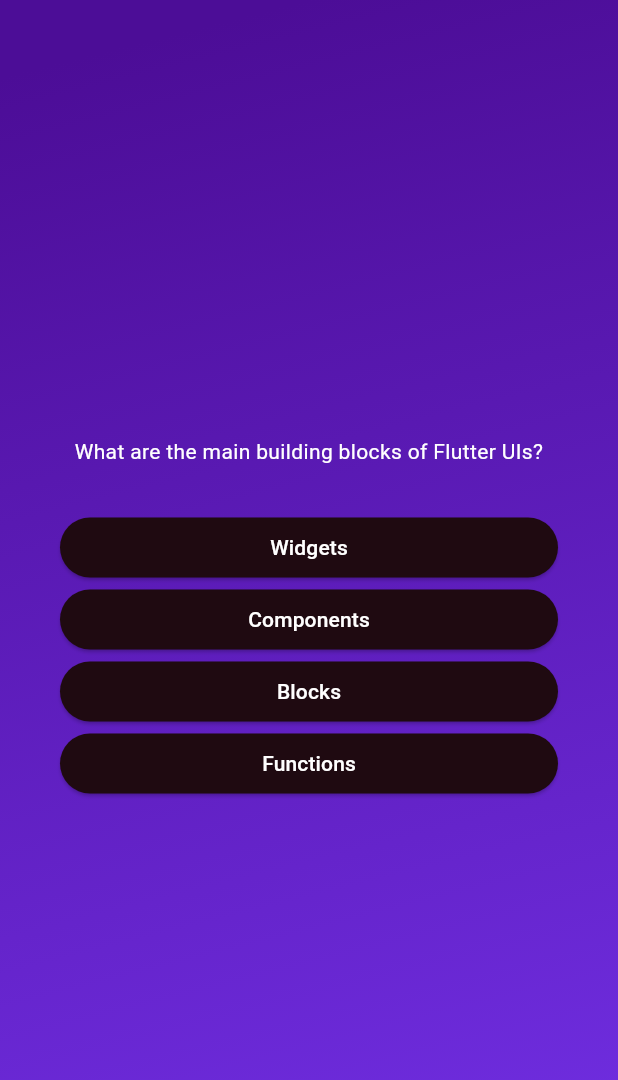
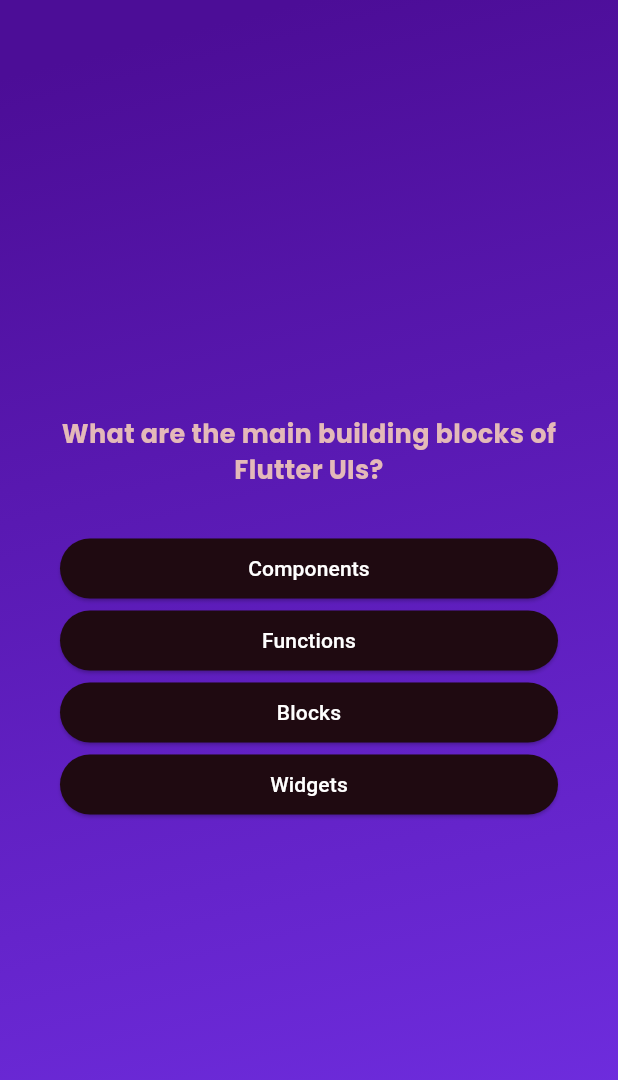
Before and after one commit to JavidIbra/flutter_quizz_app, a Flutter app: the screen it shows after launch, after a tap on "Start Quiz", on a phone screen of 412 x 824 dp. Shown: the top 1080 px of the screen. Run offline on Flutter 3.47's test engine with Material 3 defaults, Android fonts, the phone set to English and light mode, and no system bars; our stand-ins replace google_fonts.

Commit message:
last changes

```diff
--- a/lib/answer_button.dart
+++ b/lib/answer_button.dart
@@ -9,13 +9,16 @@ class AnswerButton extends StatelessWidget {
   @override
   Widget build(BuildContext context) {
     return ElevatedButton(
-        onPressed: onTap,
-        style: ElevatedButton.styleFrom(
-          backgroundColor: const Color.fromARGB(255, 31, 10, 17),
-          foregroundColor: Colors.white,
-          shape:
-              RoundedRectangleBorder(borderRadius: BorderRadius.circular(20)),
-        ),
-        child: Text(answerText));
+      onPressed: onTap,
+      style: ElevatedButton.styleFrom(
+        backgroundColor: const Color.fromARGB(255, 31, 10, 17),
+        foregroundColor: Colors.white,
+        shape: RoundedRectangleBorder(borderRadius: BorderRadius.circular(20)),
+      ),
+      child: Text(
+        answerText,
+        textAlign: TextAlign.center,
+      ),
+    );
   }
 }
--- a/lib/screens/questions_screen.dart
+++ b/lib/screens/questions_screen.dart
@@ -1,6 +1,7 @@
 import 'package:flutter/material.dart';
 import 'package:flutter_quizz_app/answer_button.dart';
 import 'package:flutter_quizz_app/data/questions.dart';
+import 'package:google_fonts/google_fonts.dart';
 
 class QuestionsScreen extends StatefulWidget {
   const QuestionsScreen({super.key});
@@ -10,9 +11,18 @@ class QuestionsScreen extends StatefulWidget {
 }
 
 class _QuestionScreenState extends State<QuestionsScreen> {
+  var currentQuestionIndex = 0;
+
+  void answerQuestion() {
+    // currentQuestionIndex = currentQuestionIndex + 1;
+    setState(() {
+      currentQuestionIndex++;
+    });
+  }
+
   @override
   Widget build(context) {
-    final currentQuestion = questions[0];
+    final currentQuestion = questions[currentQuestionIndex];
 
     return SizedBox(
       width: double.infinity,
@@ -25,17 +35,18 @@ class _QuestionScreenState extends State<QuestionsScreen> {
             Text(
               textAlign: TextAlign.center,
               currentQuestion.text,
-              style: const TextStyle(color: Colors.white),
+              // style: const TextStyle(color: Colors.white, fontSize: 17),
+              style: GoogleFonts.poppins(
+                  color: const Color.fromARGB(255, 228, 185, 185),
+                  fontSize: 17,
+                  fontWeight: FontWeight.bold),
             ),
             const SizedBox(
               height: 30,
             ),
-            ...currentQuestion.answers.map((e) {
-              return AnswerButton(e, () {});
+            ...currentQuestion.getShuffledAnswers().map((e) {
+              return AnswerButton(e, answerQuestion);
             }),
-            // AnswerButton(currentQuestion.answers[1], () {}),
-            // AnswerButton(currentQuestion.answers[2], () {}),
-            // AnswerButton(currentQuestion.answers[3], () {}),
           ],
         ),
       ),
--- a/lib/screens/start_screen.dart
+++ b/lib/screens/start_screen.dart
@@ -1,4 +1,5 @@
 import 'package:flutter/material.dart';
+import 'package:google_fonts/google_fonts.dart';
 
 class MyApp extends StatelessWidget {
   const MyApp(this.startQuiz, {super.key});
@@ -23,11 +24,11 @@ class MyApp extends StatelessWidget {
           const SizedBox(
             height: 80,
           ),
-          const Text(
+          Text(
             "Learn Flutter the fun way!",
-            style: TextStyle(
+            style: GoogleFonts.lato(
               fontSize: 22,
-              color: Colors.white,
+              color: const Color.fromARGB(255, 221, 158, 158),
             ),
           ),
           const SizedBox(
--- a/pubspec.yaml
+++ b/pubspec.yaml
@@ -35,6 +35,7 @@ dependencies:
   # The following adds the Cupertino Icons font to your application.
   # Use with the CupertinoIcons class for iOS style icons.
   cupertino_icons: ^1.0.8
+  google_fonts: ^6.2.1
 
 dev_dependencies:
   flutter_test:
```
Also changed, not shown: pubspec.lock, 1 other file.
